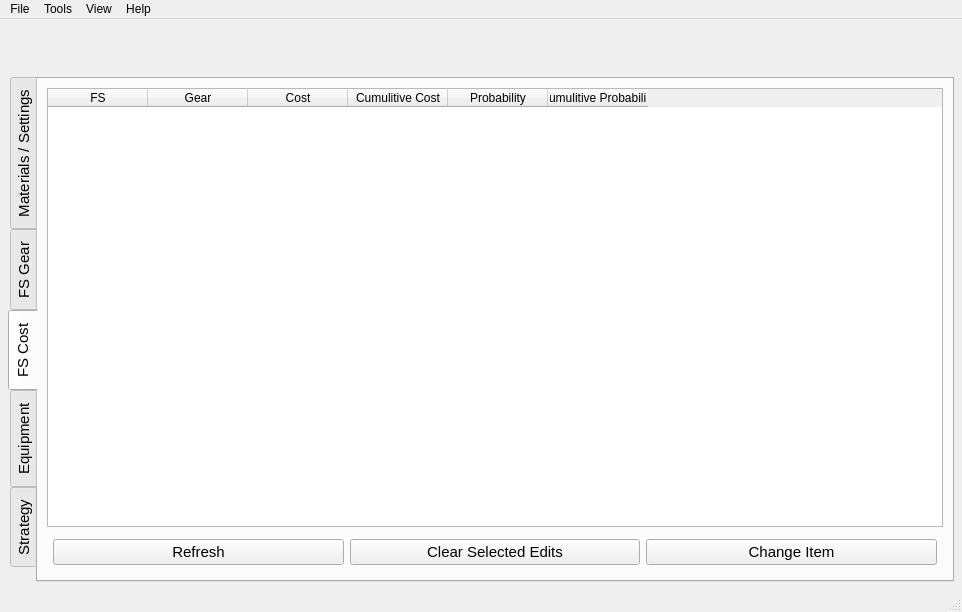
This is Forms/Main_Window.ui in Graveflo/BDO_Enhancement_Tool as Qt 5 draws it before an edit. The edited form follows.
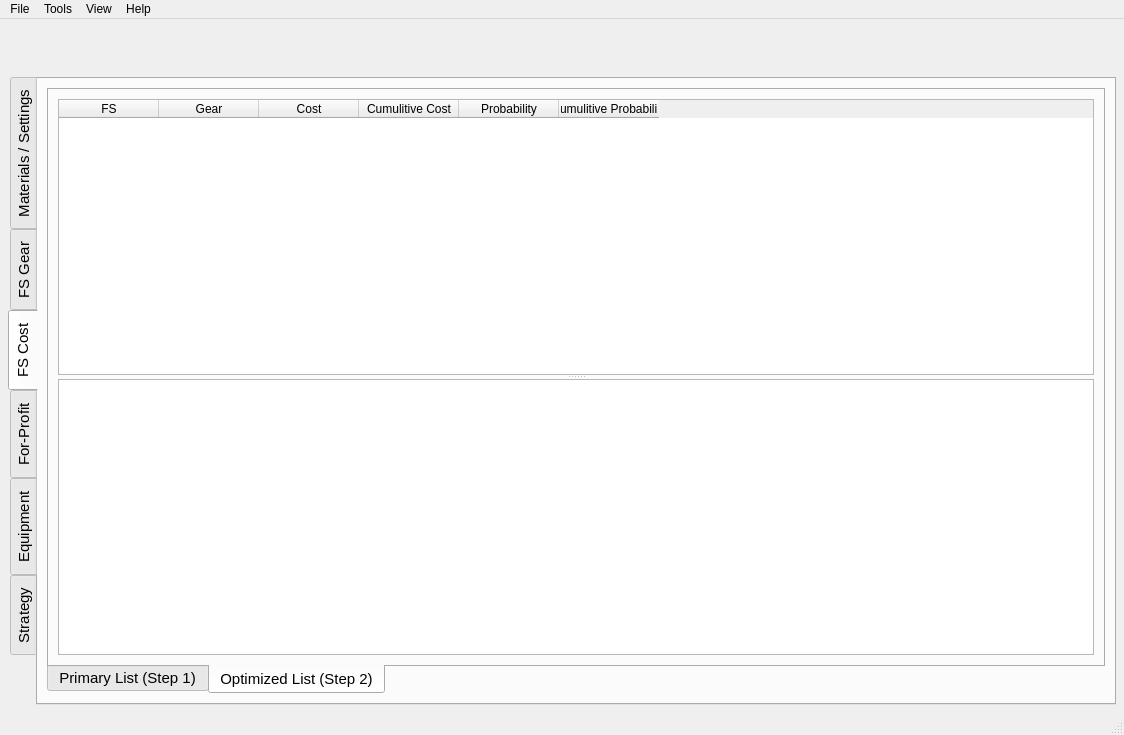
This is the edited form. The open tabs and pages were chosen to show the change. Icons and pictures are not drawn. Custom widgets are drawn as their Qt base class.

The edit to the form file:
```diff
--- a/Forms/Main_Window.ui
+++ b/Forms/Main_Window.ui
@@ -6,8 +6,8 @@
    <rect>
     <x>0</x>
     <y>0</y>
-    <width>962</width>
-    <height>612</height>
+    <width>1124</width>
+    <height>735</height>
    </rect>
   </property>
   <property name="acceptDrops">
@@ -838,6 +838,19 @@
        </attribute>
        <layout class="QVBoxLayout" name="verticalLayout_4">
         <item>
+         <widget class="QTabWidget" name="tabWidget_2">
+          <property name="tabPosition">
+           <enum>QTabWidget::South</enum>
+          </property>
+          <property name="currentIndex">
+           <number>1</number>
+          </property>
+          <widget class="QWidget" name="tab_fs_primary">
+           <attribute name="title">
+            <string>Primary List (Step 1)</string>
+           </attribute>
+           <layout class="QVBoxLayout" name="verticalLayout_10">
+            <item>
          <widget class="QTableWidget" name="table_FS_Cost">
           <property name="editTriggers">
            <set>QAbstractItemView::NoEditTriggers</set>
@@ -883,47 +896,130 @@
           </column>
          </widget>
         </item>
+           </layout>
+          </widget>
+          <widget class="QWidget" name="tab_fs_secondary">
+           <attribute name="title">
+            <string>Optimized List (Step 2)</string>
+           </attribute>
+           <layout class="QVBoxLayout" name="verticalLayout_9">
         <item>
-         <widget class="QWidget" name="widget_3" native="true">
-          <layout class="QHBoxLayout" name="horizontalLayout_3">
-           <property name="leftMargin">
-            <number>6</number>
-           </property>
-           <property name="topMargin">
-            <number>6</number>
-           </property>
-           <property name="rightMargin">
-            <number>6</number>
-           </property>
-           <property name="bottomMargin">
-            <number>6</number>
-           </property>
-           <item>
-            <widget class="QPushButton" name="cmdFSRefresh">
+             <widget class="QSplitter" name="splitter_4">
+              <property name="orientation">
+               <enum>Qt::Vertical</enum>
+              </property>
+              <widget class="QTableWidget" name="table_FS_Cost_2">
+               <property name="editTriggers">
+                <set>QAbstractItemView::NoEditTriggers</set>
+               </property>
+               <property name="alternatingRowColors">
+                <bool>true</bool>
+               </property>
+               <property name="selectionBehavior">
+                <enum>QAbstractItemView::SelectRows</enum>
+               </property>
+               <attribute name="verticalHeaderVisible">
+                <bool>false</bool>
+               </attribute>
+               <column>
              <property name="text">
-              <string>Refresh</string>
-             </property>
-            </widget>
-           </item>
-           <item>
-            <widget class="QPushButton" name="cmdFS_Cost_Clear">
+                 <string>FS</string>
+                </property>
+               </column>
+               <column>
              <property name="text">
-              <string>Clear Selected Edits</string>
-             </property>
-            </widget>
-           </item>
-           <item>
-            <widget class="QPushButton" name="cmdFSEdit">
+                 <string>Gear</string>
+                </property>
+               </column>
+               <column>
              <property name="text">
-              <string>Change Item</string>
-             </property>
-            </widget>
+                 <string>Cost</string>
+                </property>
+               </column>
+               <column>
+                <property name="text">
+                 <string>Cumulitive Cost</string>
+                </property>
+               </column>
+               <column>
+                <property name="text">
+                 <string>Probability</string>
+                </property>
+               </column>
+               <column>
+                <property name="text">
+                 <string>Cumulitive Probability</string>
+                </property>
+               </column>
+              </widget>
+              <widget class="QGraphicsView" name="graphicsView"/>
+             </widget>
            </item>
           </layout>
          </widget>
+         </widget>
         </item>
        </layout>
       </widget>
+      <widget class="QWidget" name="tab_enhanceforprofit">
+       <attribute name="title">
+        <string>For-Profit</string>
+       </attribute>
+       <widget class="QTableWidget" name="table_FS_2">
+        <property name="geometry">
+         <rect>
+          <x>10</x>
+          <y>10</y>
+          <width>1059</width>
+          <height>565</height>
+         </rect>
+        </property>
+        <property name="alternatingRowColors">
+         <bool>true</bool>
+        </property>
+        <property name="selectionMode">
+         <enum>QAbstractItemView::ExtendedSelection</enum>
+        </property>
+        <attribute name="verticalHeaderVisible">
+         <bool>false</bool>
+        </attribute>
+        <column>
+         <property name="text">
+          <string>Name</string>
+         </property>
+        </column>
+        <column>
+         <property name="text">
+          <string>Gear Type</string>
+         </property>
+        </column>
+        <column>
+         <property name="text">
+          <string>Base Item Cost</string>
+         </property>
+        </column>
+        <column>
+         <property name="text">
+          <string>Level</string>
+         </property>
+        </column>
+        <column>
+         <property name="text">
+          <string>Sale Success</string>
+         </property>
+        </column>
+        <column>
+         <property name="text">
+          <string>Sale Fail</string>
+         </property>
+        </column>
+        <column>
+         <property name="text">
+          <string>Procurement Cost</string>
+         </property>
+        </column>
+       </widget>
+      </widget>
       <widget class="QWidget" name="tab_equip">
        <attribute name="title">
         <string>Equipment</string>
@@ -1283,7 +1379,7 @@
     <rect>
      <x>0</x>
      <y>0</y>
-     <width>962</width>
+     <width>1124</width>
      <height>21</height>
     </rect>
    </property>
```
Left out of the diff: 79 changed lines with no effect on the pictures. Lines whose indentation alone changed are shown as unchanged.
